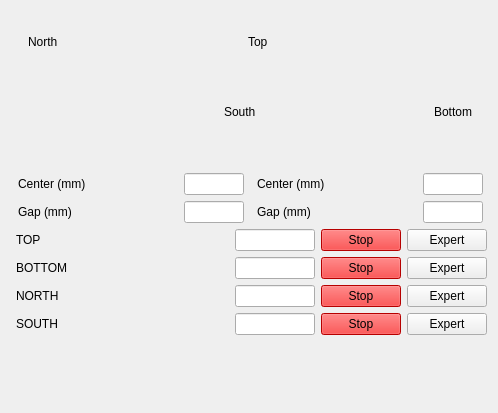
Before: the Qt Designer form pcdsdevices/ui/BeckhoffSlits.detailed.ui in pcdshub/pcdsdevices, drawn with Qt 5.
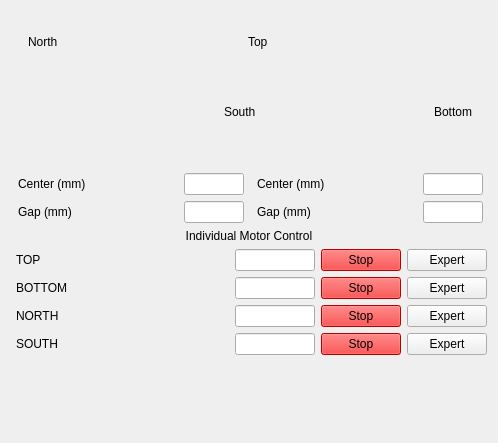
After: the same form once the commit is applied. Custom widgets are drawn as their Qt base class.

Commit message: WIP: add section divider for motors

The edit to the form file:
```diff
--- a/pcdsdevices/ui/BeckhoffSlits.detailed.ui
+++ b/pcdsdevices/ui/BeckhoffSlits.detailed.ui
@@ -7,7 +7,7 @@
     <x>0</x>
     <y>0</y>
     <width>498</width>
-    <height>413</height>
+    <height>443</height>
    </rect>
   </property>
   <property name="sizePolicy">
@@ -822,6 +822,16 @@
      </item>
     </layout>
    </item>
+   <item>
+    <widget class="QLabel" name="label_13">
+     <property name="text">
+      <string>Individual Motor Control</string>
+     </property>
+     <property name="alignment">
+      <set>Qt::AlignCenter</set>
+     </property>
+    </widget>
+   </item>
    <item>
     <layout class="QGridLayout" name="gridLayout_2">
      <property name="topMargin">
```
